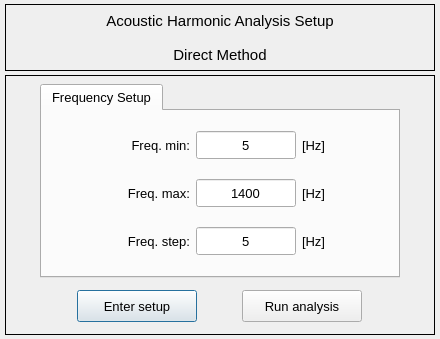
The window that vibra/interface/data/ui_files/analysis/acoustic/harmonic_analysis_direct_method.ui (MOPT-UFSC/VIBRA) describes before a commit, drawn with Qt 5.
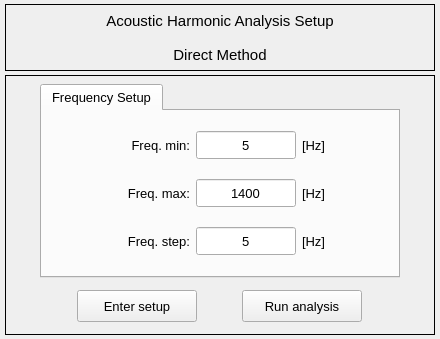
The same window after the commit.

Patch:
```diff
--- a/vibra/interface/data/ui_files/analysis/acoustic/harmonic_analysis_direct_method.ui
+++ b/vibra/interface/data/ui_files/analysis/acoustic/harmonic_analysis_direct_method.ui
@@ -518,6 +518,9 @@
            <property name="text">
             <string>Enter setup</string>
            </property>
+           <property name="autoDefault">
+            <bool>false</bool>
+           </property>
           </widget>
          </item>
          <item row="0" column="1">
@@ -549,6 +552,9 @@
            <property name="text">
             <string>Run analysis</string>
            </property>
+           <property name="autoDefault">
+            <bool>false</bool>
+           </property>
           </widget>
          </item>
         </layout>
```
Left out of the diff: 4 changed lines with no effect on the pictures.
